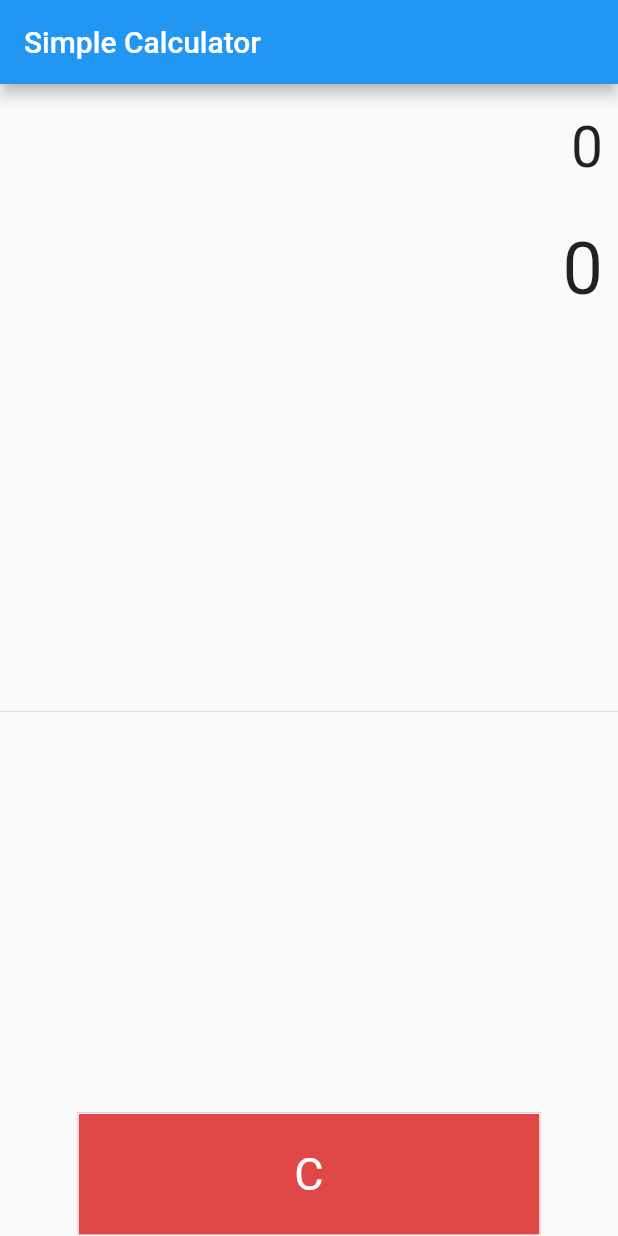
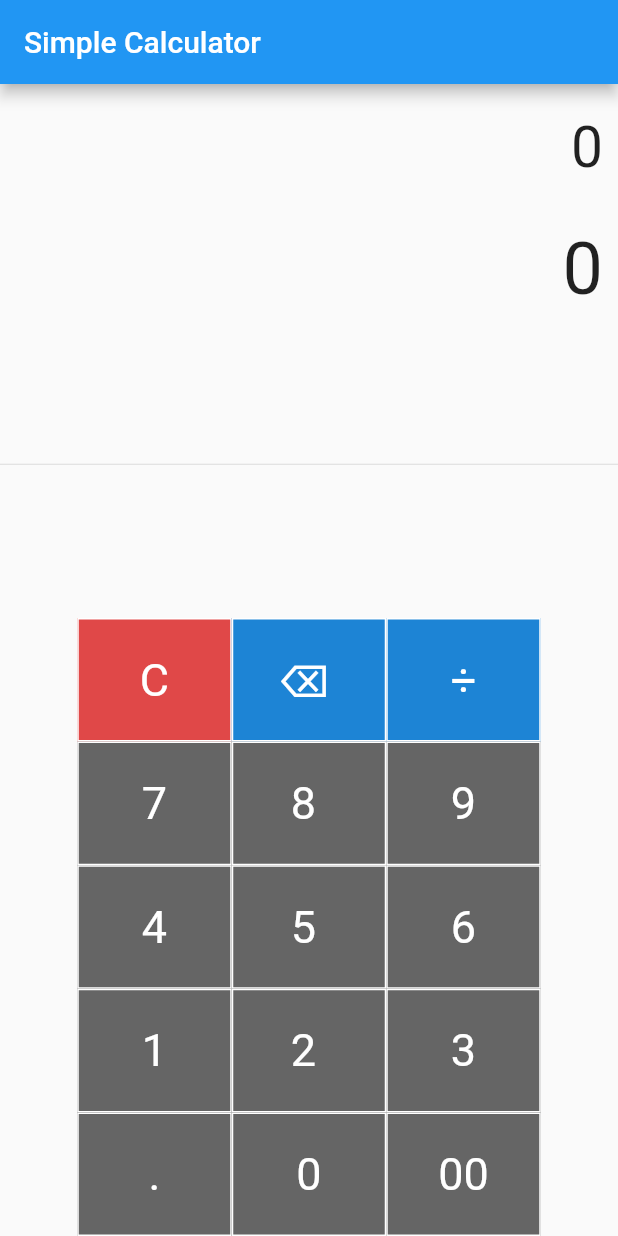
Before and after one commit to ZeggyRaph/non_scientific_calc, a Flutter app: the screen it shows after launch, on a phone screen of 412 x 824 dp. Run offline on Flutter 3.47's test engine with Material 2 defaults, Android fonts, the phone set to English and light mode, and no system bars.

Commit message:
created table and table rows for the number and symbol buttons

```diff
--- a/lib/main.dart
+++ b/lib/main.dart
@@ -81,8 +81,36 @@ class _HomePageState extends State<HomePage> {
                 child: Table(
                   children: [
                     TableRow(children: [
-buildButton('C', 1, Colors.redAccent),
-                    ])],
+                      buildButton('C', 1, Colors.redAccent),
+                      buildButton('⌫	', 1, Colors.blue),
+                      buildButton('÷', 1, Colors.blue),
+                    ]
+                    ),
+                    TableRow(children: [
+                      buildButton('7', 1, Colors.black54),
+                      buildButton('8	', 1, Colors.black54),
+                      buildButton('9', 1, Colors.black54),
+                    ]
+                    ),
+                    TableRow(children: [
+                      buildButton('4', 1, Colors.black54),
+                      buildButton('5	', 1, Colors.black54),
+                      buildButton('6', 1, Colors.black54),
+                    ]
+                    ),
+                    TableRow(children: [
+                      buildButton('1', 1, Colors.black54),
+                      buildButton('2	', 1, Colors.black54),
+                      buildButton('3', 1, Colors.black54),
+                    ]
+                    ),
+                    TableRow(children: [
+                      buildButton('.', 1, Colors.black54),
+                      buildButton('0', 1, Colors.black54),
+                      buildButton('00', 1, Colors.black54),
+                    ]
+                    ),
+                  ],
 
                 ),
               ),
```
